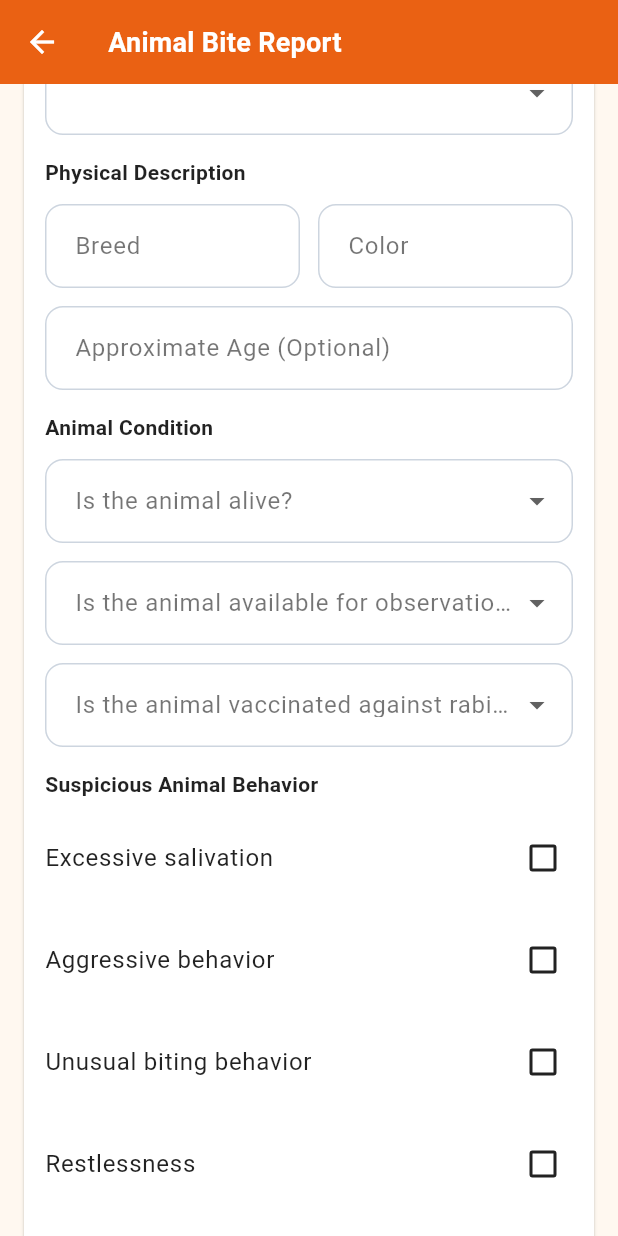
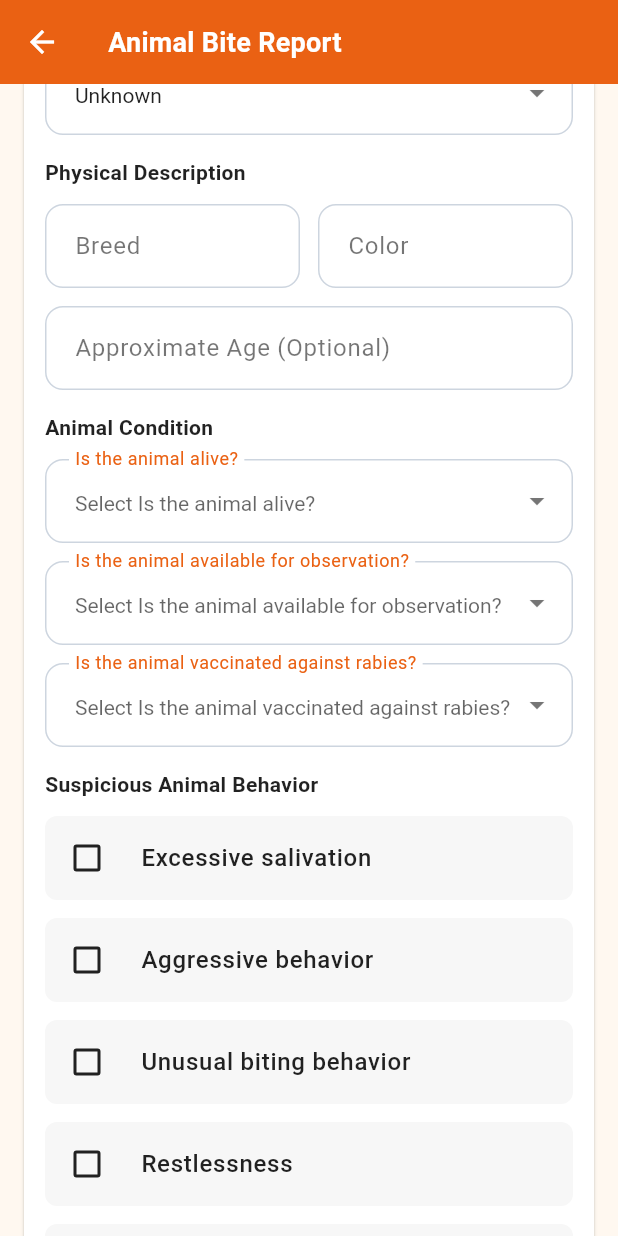
Before and after one commit to jayandresasi/CRIS_APP, a Flutter app: the ReportingPage screen opened directly, scrolled down 2304 dp, on a phone screen of 412 x 824 dp. Run offline on Flutter 3.47's test engine with Material 3 defaults, Android fonts, the phone set to English and light mode, and no system bars; our stand-ins replace cloud_firestore, firebase_auth, firebase_core, firebase_storage, flutter_map, geolocator and 5 more; missing offline and left inert: exif, pdfx; accounts and stored records are empty; statements that could not run were skipped.

Commit message:
feat: Refactor checkbox tile implementation and enhance dropdown styling in ReportingPage

```diff
--- a/flutter_application_1/lib/pages/reporting_page.dart
+++ b/flutter_application_1/lib/pages/reporting_page.dart
@@ -666,10 +666,9 @@
                         _animalVaccinated,
                         (v) => setState(() => _animalVaccinated = v)),
                     _subheading('Suspicious Animal Behavior'),
-                    ..._behaviorOptions.map((option) => CheckboxListTile(
-                        contentPadding: EdgeInsets.zero,
+                    ..._behaviorOptions.map((option) => _reportCheckboxTile(
+                        title: option,
                         value: _behaviors.contains(option),
-                        title: Text(option),
                         onChanged: (checked) =>
                             _toggleSuspiciousBehavior(option, checked ?? false))),
                   ]),
@@ -691,12 +690,11 @@
                           required: true)
                     ],
                     _subheading('Body Part Affected'),
-                    CheckboxListTile(
-                        contentPadding: EdgeInsets.zero,
+                    _reportCheckboxTile(
+                        title: 'Multiple Sites',
                         value: _multipleSites,
-                        title: const Text('Multiple Sites'),
-                        subtitle: const Text(
-                            'Select this before choosing more than one body location.'),
+                        subtitle:
+                            'Select this before choosing more than one body location.',
                         onChanged: (value) => setState(() {
                               _multipleSites = value ?? false;
                               if (!_multipleSites && _bodySites.length > 1) {
@@ -929,13 +927,53 @@
       DropdownButtonFormField<String>(
           initialValue: value,
           isExpanded: true,
-          decoration: InputDecoration(labelText: label),
+          style: const TextStyle(color: Colors.black87),
+          dropdownColor: Colors.white,
+          iconEnabledColor: Colors.black54,
+          decoration: InputDecoration(
+            labelText: label,
+            hintText: 'Select $label',
+            labelStyle: const TextStyle(color: Colors.black87),
+            floatingLabelStyle: const TextStyle(color: AppColors.primary),
+            hintStyle: const TextStyle(color: Colors.black54),
+          ),
           items: options
-              .map((v) => DropdownMenuItem(value: v, child: Text(v)))
+              .map((v) => DropdownMenuItem(
+                  value: v,
+                  child: Text(v,
+                      style: const TextStyle(color: Colors.black87))))
               .toList(),
           onChanged: enabled ? onChanged : null,
           validator:
               required ? (v) => v == null ? '$label is required' : null : null);
+  Widget _reportCheckboxTile({
+    required String title,
+    required bool value,
+    required ValueChanged<bool?> onChanged,
+    String? subtitle,
+  }) =>
+      CheckboxListTile(
+        contentPadding: const EdgeInsets.symmetric(horizontal: 8),
+        value: value,
+        selected: value,
+        tileColor: const Color(0xFFF7F7F7),
+        selectedTileColor: const Color(0xFFFFE7D8),
+        shape: RoundedRectangleBorder(borderRadius: BorderRadius.circular(8)),
+        controlAffinity: ListTileControlAffinity.leading,
+        activeColor: AppColors.primary,
+        checkColor: Colors.white,
+        title: Text(
+          title,
+          style: TextStyle(
+            color: value ? AppColors.primaryVariant : const Color(0xFF4B5563),
+            fontWeight: value ? FontWeight.w700 : FontWeight.w500,
+          ),
+        ),
+        subtitle: subtitle == null
+            ? null
+            : Text(subtitle, style: const TextStyle(color: Color(0xFF5F6B76))),
+        onChanged: onChanged,
+      );
   Widget _yesNo(
           String question, String? value, ValueChanged<String?> onChanged) =>
       _dropdown(question, value, const ['Yes', 'No'], onChanged,
@@ -956,6 +994,24 @@
                     .where((item) => item.toLowerCase().contains(query));
           },
           onSelected: (value) => controller.text = value,
+          optionsViewBuilder: (_, onSelected, options) => Material(
+              elevation: 4,
+              color: Colors.white,
+              child: ConstrainedBox(
+                  constraints: const BoxConstraints(maxHeight: 240),
+                  child: ListView(
+                      padding: EdgeInsets.zero,
+                      shrinkWrap: true,
+                      children: options
+                          .map((option) => InkWell(
+                              onTap: () => onSelected(option),
+                              child: Padding(
+                                  padding: const EdgeInsets.symmetric(
+                                      horizontal: 16, vertical: 14),
+                                  child: Text(option,
+                                      style: const TextStyle(
+                                          color: Colors.black87)))))
+                          .toList()))),
           fieldViewBuilder: (_, textController, focusNode, __) {
             textController.value = TextEditingValue(
                 text: controller.text,
@@ -965,8 +1021,15 @@
                 controller: textController,
                 focusNode: focusNode,
                 enabled: enabled,
+                style: const TextStyle(color: Colors.black87),
                 decoration: InputDecoration(
-                    labelText: label, suffixIcon: const Icon(Icons.search)),
+                    labelText: label,
+                    hintText: 'Select or enter $label',
+                    labelStyle: const TextStyle(color: Colors.black87),
+                    floatingLabelStyle:
+                        const TextStyle(color: AppColors.primary),
+                    hintStyle: const TextStyle(color: Colors.black54),
+                    suffixIcon: const Icon(Icons.search)),
                 textCapitalization: TextCapitalization.words,
                 onChanged: (value) => controller.text = value,
                 validator: (value) => _required(value, label));
```
